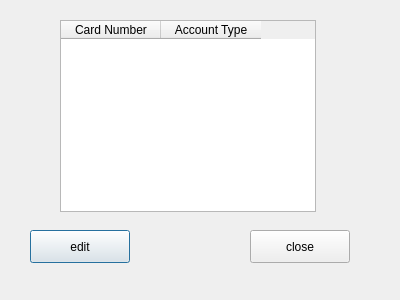
Above: editcardswindow.ui from anashaybani/Bank before the change. Below: the same form after it.
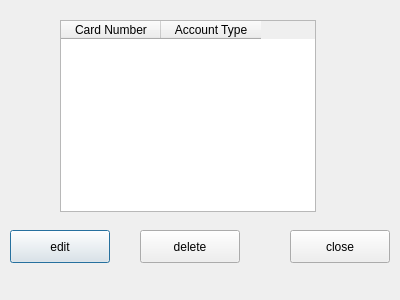
That is the form after the change.

```diff
--- a/editcardswindow.ui
+++ b/editcardswindow.ui
@@ -36,7 +36,7 @@
   <widget class="QPushButton" name="editSelectedButton">
    <property name="geometry">
     <rect>
-     <x>30</x>
+     <x>10</x>
      <y>230</y>
      <width>100</width>
      <height>33</height>
@@ -49,7 +49,7 @@
   <widget class="QPushButton" name="closeButton">
    <property name="geometry">
     <rect>
-     <x>250</x>
+     <x>290</x>
      <y>230</y>
      <width>100</width>
      <height>33</height>
@@ -59,6 +59,19 @@
     <string>close</string>
    </property>
   </widget>
+  <widget class="QPushButton" name="deleteSelectedButton">
+   <property name="geometry">
+    <rect>
+     <x>140</x>
+     <y>230</y>
+     <width>100</width>
+     <height>33</height>
+    </rect>
+   </property>
+   <property name="text">
+    <string>delete</string>
+   </property>
+  </widget>
  </widget>
  <resources/>
  <connections/>
```
